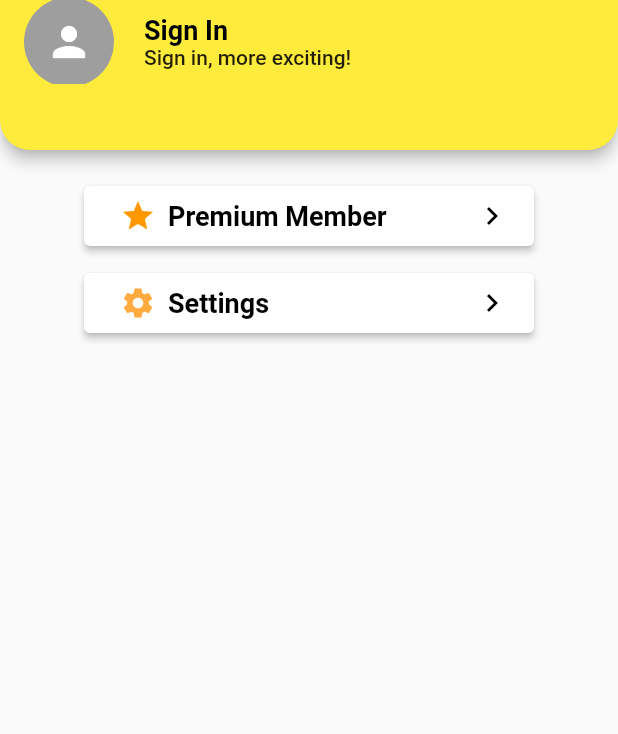
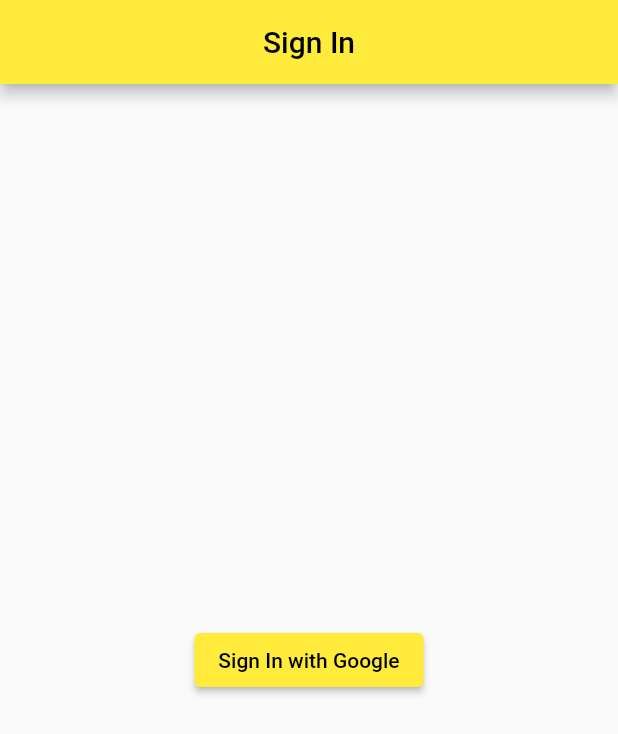
Before and after one commit to Muhammad-Umair1049/expense_planner, a Flutter app: the screen it shows after launch, on a phone screen of 412 x 824 dp. Shown: the top 734 px of the screen. Run offline on Flutter 3.47's test engine with Material 2 defaults, Android fonts, the phone set to English and light mode, and no system bars; our stand-ins replace curved_navigation_bar, firebase_auth, firebase_core, google_sign_in, rive; accounts and stored records are empty.

Commit message:
implemented google authentication using firebase

```diff
--- /dev/null
+++ b/lib/Widgets/auth_screens/login_page.dart
@@ -0,0 +1,23 @@
+import 'package:flutter/material.dart';
+import 'package:flutter_complete_guide/services/auth_service.dart';
+
+class LoginScreen extends StatelessWidget {
+  const LoginScreen({super.key});
+
+  @override
+  Widget build(BuildContext context) {
+    AuthService authService = AuthService();
+    return Scaffold(
+      appBar: AppBar(
+        centerTitle: true,
+        title: const Text('Sign In'),
+      ),
+      body: Center(
+        child: ElevatedButton(
+          onPressed: authService.handleSignIn,
+          child: const Text('Sign In with Google'),
+        ),
+      ),
+    );
+  }
+}
--- /dev/null
+++ b/lib/screens/auth.dart
@@ -0,0 +1,30 @@
+import 'package:firebase_auth/firebase_auth.dart';
+import 'package:flutter/material.dart';
+import 'package:flutter_complete_guide/widgets/auth_screens/login_page.dart';
+
+import 'homePage.dart';
+
+class AuthPage extends StatelessWidget {
+  const AuthPage({super.key});
+
+  @override
+  Widget build(BuildContext context) {
+    return Scaffold(
+      body: StreamBuilder<User?>(
+        stream: FirebaseAuth.instance.authStateChanges(),
+        builder: (context, AsyncSnapshot<User?> snapshot) {
+          if (snapshot.connectionState == ConnectionState.waiting) {
+            return Center(
+              child: CircularProgressIndicator(),
+            );
+          }
+          if (snapshot.hasData) {
+            return const HomePage();
+          } else {
+            return const LoginScreen();
+          }
+        },
+      ),
+    );
+  }
+}
--- a/pubspec.yaml
+++ b/pubspec.yaml
@@ -18,7 +18,7 @@ publish_to: 'none' # Remove this line if you wish to publish to pub.dev
 version: 1.0.0+1
 
 environment:
-  sdk: ">=2.12.0 <3.0.0"
+  sdk: ">=2.17.0 <3.0.0"
 
 dependencies:
   flutter:
@@ -31,6 +31,9 @@ dependencies:
   # The following adds the Cupertino Icons font to your application.
   # Use with the CupertinoIcons class for iOS style icons.
   cupertino_icons: ^1.0.2
+  firebase_auth: ^4.12.1
+  firebase_core: ^2.21.0
+  google_sign_in: ^6.1.5
 
 dev_dependencies:
   flutter_test:
```
Also changed, not shown: lib/main.dart (+29 -4 lines), lib/screens/firebase_google.dart (added, +11 -0 lines), lib/screens/homePage.dart (+37 -18 lines), lib/services/auth_service.dart (added, +35 -0 lines), pubspec.lock, 6 other files.
